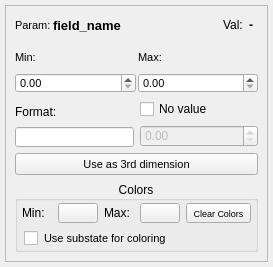
Before: the Qt Designer form widgets/SubstateDisplayWidget.ui in dmacri/OOpenCal-Viewer, drawn with Qt 5.
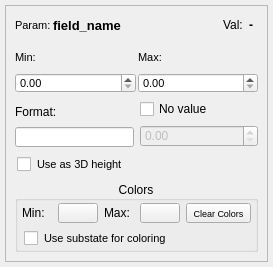
After: the same form once the commit is applied.

Commit message:
refactor: replace 3D button with checkbox and add mutual exclusion for 3D substates
Replaced "Use as 3rd dimension" QPushButton with "Use as 3D height" QCheckBox in SubstateDisplayWidget. Added mutual exclusion logic in SubstatesDockWidget::onUse3DStateChanged() to ensure only one substate can be used as 3D height at a time - checking one checkbox automatically unchecks others. Updated signal from use3rdDimensionRequested to use3dStateChanged with bool parameter to track checkbox state. Added support

```diff
--- a/widgets/SubstateDisplayWidget.ui
+++ b/widgets/SubstateDisplayWidget.ui
@@ -343,7 +343,7 @@
          <number>0</number>
         </property>
         <item>
-         <widget class="QPushButton" name="use3dButton">
+         <widget class="QCheckBox" name="use3dCheckBox">
           <property name="maximumSize">
            <size>
             <width>16777215</width>
@@ -351,10 +351,10 @@
            </size>
           </property>
           <property name="styleSheet">
-           <string>QPushButton { font-size: 8pt; padding: 2px; }</string>
+           <string>QCheckBox { font-size: 8pt; padding: 2px; }</string>
           </property>
           <property name="text">
-           <string>Use as 3rd dimension</string>
+           <string>Use as 3D height</string>
           </property>
          </widget>
         </item>
```
Left out of the diff: 3 changed lines with no effect on the pictures. The commit also changes 6 other files.
